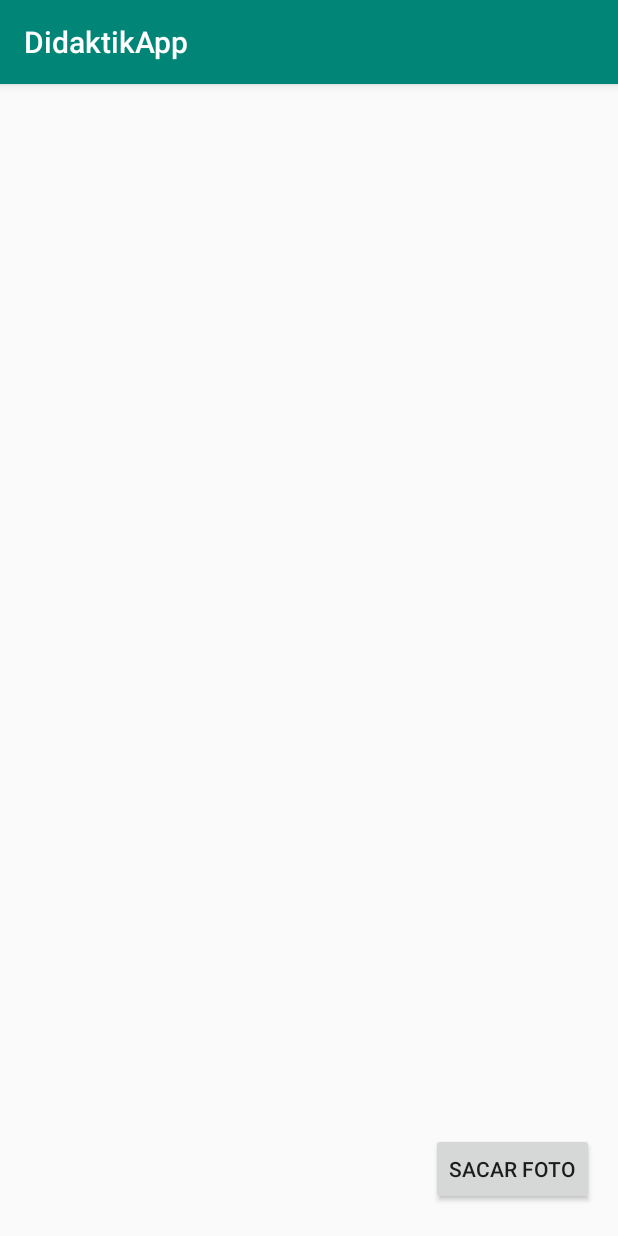
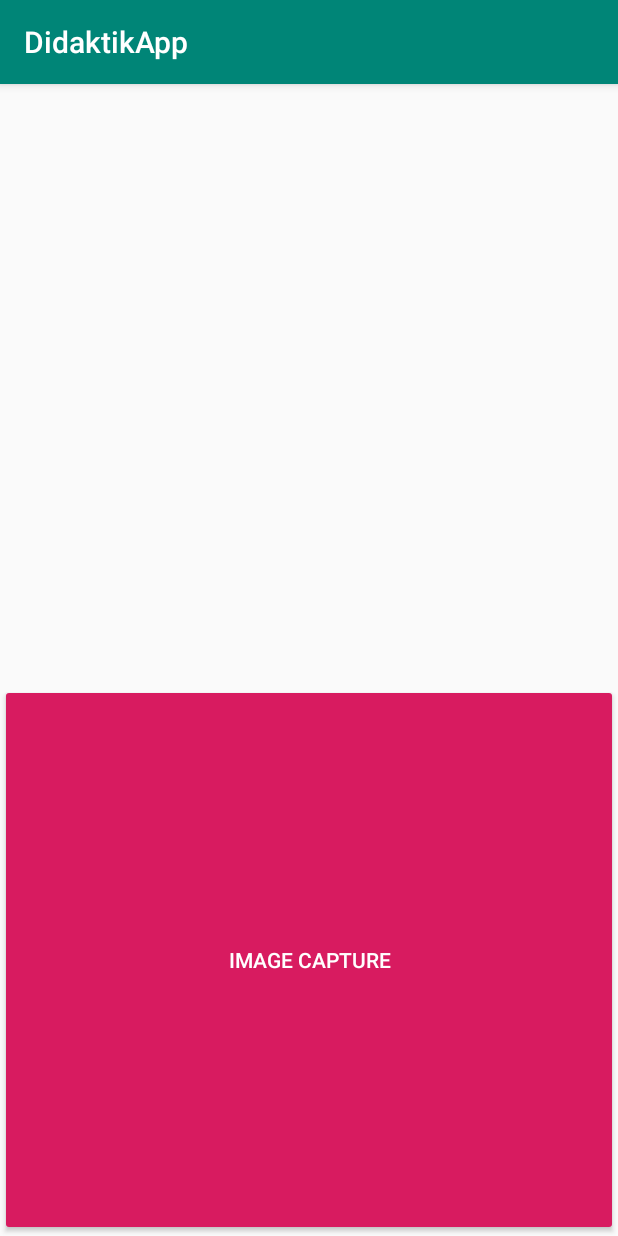
Before and after one commit to arbizulander/DidaktikApp, an Android app: the galery screen opened directly, with no data from a screen before it, on a phone screen of 412 x 824 dp. Run offline under Robolectric (Android 15) with nearby library versions, the phone set to English and light mode, and no system bars.

Commit message:
Fotos buena calidad

```diff
--- a/app/src/main/java/com/example/ik_2dm3/didaktikapp/galery.java
+++ b/app/src/main/java/com/example/ik_2dm3/didaktikapp/galery.java
@@ -1,61 +1,36 @@
 package com.example.ik_2dm3.didaktikapp;
 
+
+import android.os.Bundle;
+import android.support.v7.app.AppCompatActivity;
 import android.Manifest;
-import android.content.Context;
-import android.content.ContextWrapper;
+import android.content.ContentValues;
 import android.content.Intent;
-import android.graphics.Bitmap;
-import android.graphics.BitmapFactory;
-import android.graphics.Canvas;
-import android.graphics.Matrix;
-import android.graphics.Paint;
+import android.content.pm.PackageManager;
 import android.net.Uri;
-import android.os.Environment;
+import android.os.Build;
 import android.provider.MediaStore;
-import android.support.v4.app.ActivityCompat;
-import android.support.v4.content.ContextCompat;
-import android.support.v4.content.FileProvider;
+import android.support.annotation.NonNull;
+import android.support.annotation.Nullable;
 import android.support.v7.app.AppCompatActivity;
 import android.os.Bundle;
-import android.util.Base64;
 import android.util.Log;
-import android.view.KeyEvent;
 import android.view.View;
-import android.view.ViewGroup;
 import android.widget.Button;
 import android.widget.ImageView;
-import android.widget.ListView;
 import android.widget.Toast;
 
-import java.io.File;
-import java.io.FileInputStream;
-import java.io.FileNotFoundException;
-import java.io.FileOutputStream;
-import java.io.IOException;
-import java.text.SimpleDateFormat;
-import java.util.ArrayList;
-import java.util.Calendar;
-import java.util.Date;
-
-import static android.content.pm.PackageManager.PERMISSION_DENIED;
-import static android.os.Environment.getExternalStorageDirectory;
+import java.security.Permission;
 
 public class galery extends AppCompatActivity {
-    //Button btnHome;
 
-    private ArrayList<Paradas> lista_paradas;
-    private ListView paradasView;
+    private static final int PERMISSION_CODE =1000;
+    private static final int IMAGE_CAPTURE_CODE =1001;
+    Button mCaptureBtn;
+    ImageView miImageView;
 
-    //BD
-    //private MyOpenHelper db;
+    Uri image_uri;
 
-    private Button btnCamara;
-
-    static final int REQ_BTN = 0;
-    static final int MY_PERMISSIONS_REQUEST_WRITE_EXTERNAL_STORAGE = 0;
-
-    ImageView imgTakenPic;
-    private static final int CAM_REQUEST=1313;
 
 
     @Override
@@ -63,245 +38,92 @@ public class galery extends AppCompatActivity {
         super.onCreate(savedInstanceState);
         setContentView(R.layout.activity_galery);
 
-        //db=new MyOpenHelper(this);
-        //lista_paradas = db.getDatos_Paradas();
-        //String data = lista_paradas.get(0).getImagen();
-        //Log.d("mytag",lista_paradas.get(0).getImagen().toString());
-        //Log.d("mytag", "ARRAY DE BYTE IMAGEN:"+data);
-        //btnHome = (Button) findViewById(R.id.btnHome);
-        btnCamara = (Button) findViewById(R.id.btnCamara);
-        imgTakenPic = (ImageView) findViewById(R.id.imageView);
-        /*try{
-           toImg(data);
-        }catch (IOException e){
+        miImageView = findViewById(R.id.miImageView);
+        mCaptureBtn = findViewById(R.id.capture_image);
 
-        }*/
-
-        btnCamara.setOnClickListener(new View.OnClickListener() {
+        //button click
+        mCaptureBtn.setOnClickListener(new View.OnClickListener() {
             @Override
             public void onClick(View v) {
 
+                //IF SYSTEM IS >= MARSMALLOW, REQUEST RUNTIME PERMISSION
+                if(Build.VERSION.SDK_INT >= Build.VERSION_CODES.M){
+                    if(checkSelfPermission(Manifest.permission.CAMERA) ==
+                            PackageManager.PERMISSION_DENIED ||
+                            checkSelfPermission(Manifest.permission.WRITE_EXTERNAL_STORAGE) ==
+                                    PackageManager.PERMISSION_DENIED){
+                        //PERMISSIONS NOT ENABLED, REQUEST IT
+                        String[] permission ={Manifest.permission.CAMERA,
+                                Manifest.permission.WRITE_EXTERNAL_STORAGE};
+                        //SHOW POPUP TO REQUEST PERMISSIONS
+                        requestPermissions(permission,PERMISSION_CODE);
 
-
-                dispatchTakePictureIntent();
-                //Intent i = new Intent(MediaStore.ACTION_IMAGE_CAPTURE);
-                //i.putExtra(MediaStore.EXTRA_OUTPUT, Uri.parse(Environment.getExternalStorageDirectory().getAbsolutePath()+"Fotos didaktikapp.jpg"));
-                //i.putExtra("return-data", true);
-                //startActivityForResult(i, CAM_REQUEST);
+                    }
+                    else{
+                        //permission already granted
+                        openCamera();
+                    }
+                }
+                else{
+                    //system os < marshmallow
+                    openCamera();
+                }
 
             }
         });
-    }
-
-   /*@Override
-    protected void onActivityResult(int requestCode, int resultCode, Intent data) {
-        super.onActivityResult(requestCode, resultCode, data);
-        int permissionCheck = ContextCompat.checkSelfPermission(this,
-                Manifest.permission.WRITE_EXTERNAL_STORAGE);
-        if(permissionCheck == PERMISSION_DENIED){
-            ActivityCompat.requestPermissions(this,
-                    new String[]{Manifest.permission.WRITE_EXTERNAL_STORAGE},
-                    MY_PERMISSIONS_REQUEST_WRITE_EXTERNAL_STORAGE);
-            Log.d("myTag", "ventana de pedir acceso");
 
     }
 
-        if(resultCode != RESULT_CANCELED) {
-            if (requestCode == CAM_REQUEST) {
+    private void openCamera(){
 
-                Bitmap bitmap = (Bitmap) data.getExtras().get("data");
-                imgTakenPic.setImageBitmap(bitmap);
+        ContentValues values = new ContentValues();
+        values.put(MediaStore.Images.Media.TITLE,"New picture");
+        values.put(MediaStore.Images.Media.DESCRIPTION,"From the camera");
+        image_uri = getContentResolver().insert(MediaStore.Images.Media.EXTERNAL_CONTENT_URI, values);
+        Log.d("mytag","" +image_uri.getPath());
+        //camera intent
+
+        Intent cameraIntent = new Intent(MediaStore.ACTION_IMAGE_CAPTURE);
+        cameraIntent.putExtra(MediaStore.EXTRA_OUTPUT,image_uri );
+        startActivityForResult(cameraIntent, IMAGE_CAPTURE_CODE);
 
 
-                dispatchTakePictureIntent();
+    }
+    //handing permission result
+    @Override
+    public void onRequestPermissionsResult(int requestCode, @NonNull String[] permissions, @NonNull int[] grantResults) {
 
-                //String ruta = guardarImagen(this, "prueba" + i, bitmap);
-                createDirectoryAndSaveFile(bitmap,"Fotos didaktikapp.png");
-                //Log.d("mytag",ruta);
+        switch (requestCode){
+
+            case PERMISSION_CODE:{
+                if(grantResults.length > 0 && grantResults[0] ==
+                        PackageManager.PERMISSION_GRANTED){
+                    //PERMISSIONS FROM POPUP WAS GRANTED
+                    openCamera();
 
                 }
+                else{
+                    //permissions from poup was denied
+                    Toast.makeText(this, "Permission denied...", Toast.LENGTH_SHORT).show();
                 }
-    }*/
 
-    /*private String guardarImagen (Context context, String nombre, Bitmap imagen){
-        ContextWrapper cw = new ContextWrapper(context);
-        int i = 0;
-        i++;
-        File dirImages = cw.getDir("galery", Context.MODE_PRIVATE);
-        File myPath = new File(dirImages, "prueba" + i + ".jpg");
+            }
 
-        FileOutputStream fos = null;
-        try{
-            fos = new FileOutputStream(myPath);
-            //imagen.getRowBytes();
-            imagen.compress(Bitmap.CompressFormat.JPEG, 100, fos);
-            //imagen.compress(Bitmap.CompressFormat.JPEG, 100, fos);
-            fos.flush();
-        }catch (FileNotFoundException ex){
-            ex.printStackTrace();
-        }catch (IOException ex){
-            ex.printStackTrace();
         }
-        createDirectoryAndSaveFile(imagen,myPath.getName());
-        return myPath.getAbsolutePath();
-
-    }*/
 
 
-    /*public void toImg(String byteArray) throws IOException {
-
-        byte[] decodedString = Base64.decode(byteArray, Base64.DEFAULT);
-        ImageView image = (ImageView) findViewById(R.id.imageView);
-        Bitmap decodedByte = BitmapFactory.decodeByteArray(decodedString, 0, decodedString.length);
-
-        Log.d("mytag","BITMAP: "+decodedByte);
-        image.setImageBitmap(decodedByte);
-
-    }*/
-
-    String mCurrentPhotoPath;
-    private File createImageFile() throws IOException {
-
-        // Create an image file name
-        String timeStamp = new SimpleDateFormat("yyyyMMdd_HHmmss").format(new Date());
-        String imageFileName = "JPEG_" + timeStamp + "_";
-        //File storageDir = getExternalFilesDir(Environment.DIRECTORY_PICTURES);
-        //File storageDir = Environment.getExternalStorageDirectory();
-
-        File storageDir = new File(getExternalStorageDirectory().getAbsolutePath(),"FotosDidaktikApp");
-
-        //File storageDir = getDir("FotosDidaktikApp", Context.MODE_PRIVATE);
-
-       /*if (!storageDir.exists()) {
-            try {
-                storageDir.createNewFile();
-            } catch (IOException e) {
-                e.printStackTrace();
-            }
-        }*/
-
-        if (storageDir.isDirectory()){
-            Log.d("mytag", "SOY UN DIRECTORIO");
-        }
-
-        Log.d("mytag","RUTAMALA "+storageDir.toString());
-        Log.d("mytag", "NOMBREARCHIVO: "+imageFileName);
 
 
-        File image = File.createTempFile(
-                imageFileName,
-                ".jpg",
-                storageDir
-        );
-
-        // Save a file: path for use with ACTION_VIEW intents
-        mCurrentPhotoPath = image.getAbsolutePath();
-        Log.d("mytag", "RUTAIMAGEN: "+mCurrentPhotoPath);
-        return image;
-    }
-
-    static final int REQUEST_TAKE_PHOTO = 1;
-    private void dispatchTakePictureIntent() {
-
-        Intent takePictureIntent = new Intent(MediaStore.ACTION_IMAGE_CAPTURE);
-        // Ensure that there's a camera activity to handle the intent
-        if (takePictureIntent.resolveActivity(getPackageManager()) != null) {
-            // Create the File where the photo should go
-            File photoFile = null;
-            try {
-                photoFile = createImageFile();
-            } catch (IOException ex) {
-                // Error occurred while creating the File
-                Log.d("mytag", "Error ocurred while creating the File");
-                ex.printStackTrace();
-                //Log.d("mytag", "Error ocurred while creating the File");
-            }
-            // Continue only if the File was successfully created
-            if (photoFile != null) {
-                Uri photoURI = FileProvider.getUriForFile(this,
-                        "com.example.ik_2dm3.didaktikapp",
-                        photoFile);
-                takePictureIntent.putExtra(MediaStore.EXTRA_OUTPUT, photoURI);
-                startActivityForResult(takePictureIntent, REQUEST_TAKE_PHOTO);
-                galleryAddPic();
-            }
-        }
-    }
-
-    private void galleryAddPic() {
-        Intent mediaScanIntent = new Intent(Intent.ACTION_MEDIA_SCANNER_SCAN_FILE);
-        File f = new File(mCurrentPhotoPath);
-        Uri contentUri = Uri.fromFile(f);
-        mediaScanIntent.setData(contentUri);
-        this.sendBroadcast(mediaScanIntent);
-
-        File direct = new File(getExternalStorageDirectory().getAbsolutePath(),"FotosDidaktikApp");
-        Log.d("mytag", "RUTA. "+direct.toString());
-    }
-
-    /* Checks if external storage is available for read and write */
-    public boolean isExternalStorageWritable() {
-        String state = Environment.getExternalStorageState();
-        if (Environment.MEDIA_MOUNTED.equals(state)) {
-            return true;
-        }
-        return false;
     }
 
 
     @Override
-    public boolean onKeyDown(int keyCode, KeyEvent event) {
-        if (keyCode == KeyEvent.KEYCODE_BACK && event.getRepeatCount() == 0) {
-// Esto es lo que hace mi botón al pulsar ir a atrás
-            Toast.makeText(getApplicationContext(), "Voy hacia atrás!!",
-                    Toast.LENGTH_SHORT).show();
-            //return true;
-        }
-        return super.onKeyDown(keyCode, event);
-    }
+    protected void onActivityResult(int requestCode, int resultCode, @Nullable Intent data) {
 
-    private void createDirectoryAndSaveFile(Bitmap imageToSave, String fileName) {
 
-        File direct = new File(getExternalStorageDirectory().getAbsolutePath(),"FotosDidaktikApp");
-        int result = 0;
-
-        if (direct.exists()) {
-            Log.d("myTag","directorio existe en:" + getExternalStorageDirectory().getAbsolutePath()+"/FotosDidaktikApp");
-            result = 2;//el fichero existe
-        }else{
-            try {
-                if (direct.mkdir()) {
-                    Log.d("myAppName", "directorio creado en:" + direct.toString());
-                    result = 1; // se ha creado fichero
-                } else {
-                    Log.d("myAppName", "creat folder fails:" + direct.toString());
-                    result = 0; // fallo al crear fichero
-                }
-            }catch (Exception ecp){
-                ecp.printStackTrace();
+        if(requestCode == RESULT_OK){
+            //set the captured to our Imageview
+            miImageView.setImageURI(image_uri);
         }
     }
-
-        File file = new File(new File(getExternalStorageDirectory().getAbsolutePath()+"/FotosDidaktikApp"), fileName);
-        if (!file.exists()) {
-            try {
-                file.createNewFile();
-            } catch (IOException e) {
-                e.printStackTrace();
 }
-        }
-        try {
-            FileOutputStream out = new FileOutputStream(file);
-
-            imageToSave.compress(Bitmap.CompressFormat.PNG, 100, out);
-            Log.d("myTag","Imagen comprimida y guardada en "+getExternalStorageDirectory().getAbsolutePath()+"/FotosDidaktikApp");
-            out.flush();
-            out.close();
-        } catch (Exception e) {
-            e.printStackTrace();
-        }
-    }
-
-
-
-}
--- a/app/src/main/res/layout/activity_galery.xml
+++ b/app/src/main/res/layout/activity_galery.xml
@@ -1,50 +1,28 @@
 <?xml version="1.0" encoding="utf-8"?>
-<android.support.constraint.ConstraintLayout xmlns:android="http://schemas.android.com/apk/res/android"
+<LinearLayout xmlns:android="http://schemas.android.com/apk/res/android"
     xmlns:app="http://schemas.android.com/apk/res-auto"
     xmlns:tools="http://schemas.android.com/tools"
     android:layout_width="match_parent"
     android:layout_height="match_parent"
-    tools:context=".galery">
+    android:orientation="vertical"
+    android:gravity="center_horizontal"
+    tools:context=".MainActivity">
 
-   <!-- <Button
-        android:id="@+id/btnHome"
-        android:layout_width="wrap_content"
-        android:layout_height="wrap_content"
-        android:layout_marginStart="30dp"
-        android:layout_marginTop="27dp"
-        android:layout_marginEnd="266dp"
-        android:text="Home"
-        app:layout_constraintEnd_toEndOf="parent"
-        app:layout_constraintStart_toStartOf="parent"
-        app:layout_constraintTop_toTopOf="parent" />-->
+
+   <ImageView
+       android:id="@+id/miImageView"
+       android:scaleType="centerCrop"
+       android:layout_width="400dp"
+
+       android:layout_height="400dp" />
 
    <Button
-       android:id="@+id/btnCamara"
-       android:layout_width="wrap_content"
-       android:layout_height="wrap_content"
-       android:layout_marginStart="8dp"
-       android:layout_marginTop="8dp"
-       android:layout_marginEnd="8dp"
-       android:layout_marginBottom="8dp"
-       android:text="@string/text_btnSacarFoto"
-       app:layout_constraintBottom_toBottomOf="parent"
-       app:layout_constraintEnd_toEndOf="parent"
-       app:layout_constraintHorizontal_bias="0.971"
-       app:layout_constraintStart_toStartOf="parent"
-       app:layout_constraintTop_toTopOf="parent"
-       app:layout_constraintVertical_bias="0.982" />
+       android:id="@+id/capture_image"
+       android:text="Image capture"
+       style="@style/Base.Widget.AppCompat.Button.Colored"
+       android:layout_width="match_parent"
+       android:layout_height="match_parent" />
 
-   <ImageView
-       android:id="@+id/imageView"
-       android:layout_width="265dp"
-       android:layout_height="256dp"
-       android:layout_marginStart="8dp"
-       android:layout_marginTop="8dp"
-       android:layout_marginEnd="8dp"
-       android:layout_marginBottom="8dp"
-       app:layout_constraintBottom_toBottomOf="parent"
-       app:layout_constraintEnd_toEndOf="parent"
-       app:layout_constraintStart_toStartOf="parent"
-       app:layout_constraintTop_toTopOf="parent"
-       tools:srcCompat="@tools:sample/avatars" />
-</android.support.constraint.ConstraintLayout>
+
+
+</LinearLayout>
```
Also changed, not shown: app/src/main/AndroidManifest.xml (+3 -10 lines). Lines whose indentation alone changed are shown as unchanged.
